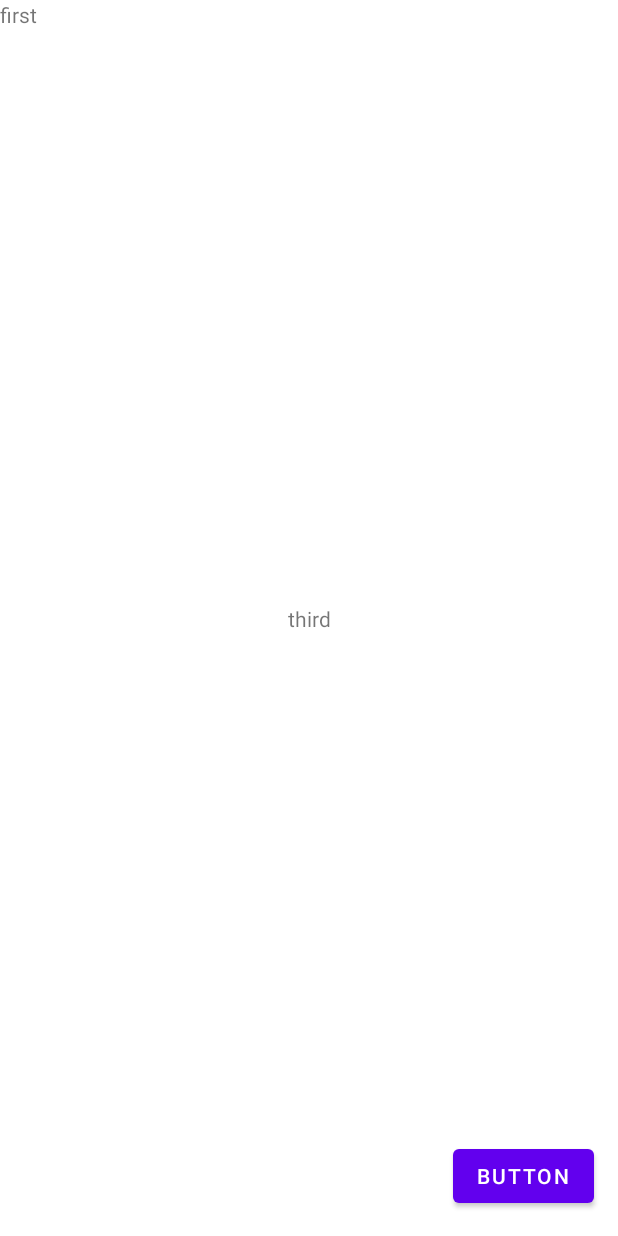
After one commit to kennethjpaul/HushGuard, an Android app: the fragment OnboardThirdFragment placed in its activity, on a phone screen of 412 x 824 dp. The commit adds this screen. Run offline under Robolectric (Android 15) with nearby library versions, the phone set to English and light mode, and no system bars; our stand-ins replace data binding, navigation-ui.

Commit message:
Implemented the pages, logic and navigation for onboarding

```diff
--- a/app/src/main/java/com/kinetx/silentproject/fragments/SplashFragment.kt
+++ b/app/src/main/java/com/kinetx/silentproject/fragments/SplashFragment.kt
@@ -1,5 +1,6 @@
 package com.kinetx.silentproject.fragments
 
+import android.content.SharedPreferences
 import android.os.Bundle
 import android.os.Handler
 import androidx.fragment.app.Fragment
@@ -7,6 +8,7 @@ import android.view.LayoutInflater
 import android.view.View
 import android.view.ViewGroup
 import androidx.navigation.fragment.findNavController
+import androidx.preference.PreferenceManager
 import com.kinetx.silentproject.R
 import kotlinx.coroutines.*
 
@@ -18,9 +20,11 @@ class SplashFragment : Fragment() {
     ): View? {
         // Inflate the layout for this fragment
 
-        val coroutineScope = CoroutineScope(Dispatchers.Main)
 
 
+        val sharedPref : SharedPreferences = PreferenceManager.getDefaultSharedPreferences(context)
+        val onBoardingFinished = sharedPref.getBoolean("onBoardingFinished",false)
+//        val coroutineScope = CoroutineScope(Dispatchers.Main)
 //        coroutineScope.launch(Dispatchers.IO)
 //        {
 //            delay(1000)
@@ -29,7 +33,14 @@ class SplashFragment : Fragment() {
 
         Handler().postDelayed(
             {
-                findNavController().navigate(SplashFragmentDirections.actionSplashFragmentToProfileListFragment())
+                if (onBoardingFinished)
+                {
+                    findNavController().navigate(SplashFragmentDirections.actionSplashFragmentToProfileListFragment())
+                }
+                else
+                {
+                    findNavController().navigate(SplashFragmentDirections.actionSplashFragmentToViewPagerFragment())
+                }
             },1000
         )
 
--- /dev/null
+++ b/app/src/main/java/com/kinetx/silentproject/onboarding/OnboardFirstFragment.kt
@@ -0,0 +1,22 @@
+package com.kinetx.silentproject.onboarding
+
+import android.os.Bundle
+import androidx.fragment.app.Fragment
+import android.view.LayoutInflater
+import android.view.View
+import android.view.ViewGroup
+import com.kinetx.silentproject.R
+
+
+class OnboardFirstFragment : Fragment() {
+
+    override fun onCreateView(
+        inflater: LayoutInflater, container: ViewGroup?,
+        savedInstanceState: Bundle?
+    ): View? {
+        // Inflate the layout for this fragment
+        return inflater.inflate(R.layout.fragment_onboard_first, container, false)
+    }
+
+
+}
--- /dev/null
+++ b/app/src/main/java/com/kinetx/silentproject/onboarding/OnboardSecondFragment.kt
@@ -0,0 +1,21 @@
+package com.kinetx.silentproject.onboarding
+
+import android.os.Bundle
+import androidx.fragment.app.Fragment
+import android.view.LayoutInflater
+import android.view.View
+import android.view.ViewGroup
+import com.kinetx.silentproject.R
+
+
+class OnboardSecondFragment : Fragment() {
+
+    override fun onCreateView(
+        inflater: LayoutInflater, container: ViewGroup?,
+        savedInstanceState: Bundle?
+    ): View? {
+        // Inflate the layout for this fragment
+        return inflater.inflate(R.layout.fragment_onboard_second, container, false)
+    }
+
+}
--- /dev/null
+++ b/app/src/main/java/com/kinetx/silentproject/onboarding/OnboardThirdFragment.kt
@@ -0,0 +1,44 @@
+package com.kinetx.silentproject.onboarding
+
+import android.content.SharedPreferences
+import android.os.Bundle
+import androidx.fragment.app.Fragment
+import android.view.LayoutInflater
+import android.view.View
+import android.view.ViewGroup
+import android.widget.Button
+import androidx.navigation.findNavController
+import androidx.preference.PreferenceManager
+import com.kinetx.silentproject.R
+
+
+class OnboardThirdFragment : Fragment() {
+
+    override fun onCreateView(
+        inflater: LayoutInflater, container: ViewGroup?,
+        savedInstanceState: Bundle?
+    ): View? {
+        // Inflate the layout for this fragment
+        val view = inflater.inflate(R.layout.fragment_onboard_third, container, false)
+
+        val finishButton : Button = view.findViewById(R.id.onboard_third_finish)
+
+        finishButton.setOnClickListener()
+        {
+            onBoardingFinished()
+            view?.findNavController()?.navigate(ViewPagerFragmentDirections.actionViewPagerFragmentToProfileListFragment())
+        }
+
+
+        return view
+    }
+
+    private fun onBoardingFinished() {
+        val sharedPref : SharedPreferences = PreferenceManager.getDefaultSharedPreferences(context)
+        val editor = sharedPref.edit()
+        editor.putBoolean("onBoardingFinished",true)
+        editor.apply()
+
+    }
+
+}
--- /dev/null
+++ b/app/src/main/java/com/kinetx/silentproject/onboarding/ViewPagerAdapter.kt
@@ -0,0 +1,19 @@
+package com.kinetx.silentproject.onboarding
+
+import androidx.fragment.app.Fragment
+import androidx.fragment.app.FragmentManager
+import androidx.lifecycle.Lifecycle
+import androidx.viewpager2.adapter.FragmentStateAdapter
+
+class ViewPagerAdapter(list:ArrayList<Fragment> ,fm:FragmentManager, lifecycle: Lifecycle) : FragmentStateAdapter(fm,lifecycle) {
+
+    val fragmentList = list
+
+    override fun getItemCount(): Int {
+        return fragmentList.size
+    }
+
+    override fun createFragment(position: Int): Fragment {
+        return fragmentList[position]
+    }
+}
--- /dev/null
+++ b/app/src/main/java/com/kinetx/silentproject/onboarding/ViewPagerFragment.kt
@@ -0,0 +1,42 @@
+package com.kinetx.silentproject.onboarding
+
+import android.os.Bundle
+import androidx.fragment.app.Fragment
+import android.view.LayoutInflater
+import android.view.View
+import android.view.ViewGroup
+import androidx.viewpager2.widget.ViewPager2
+import com.kinetx.silentproject.R
+
+
+class ViewPagerFragment : Fragment() {
+
+    override fun onCreateView(
+        inflater: LayoutInflater, container: ViewGroup?,
+        savedInstanceState: Bundle?
+    ): View? {
+        // Inflate the layout for this fragment
+        val view =  inflater.inflate(R.layout.fragment_view_pager, container, false)
+
+        val fragmentList  = arrayListOf<Fragment>(
+            OnboardFirstFragment(),
+            OnboardSecondFragment(),
+            OnboardThirdFragment()
+        )
+
+        val adapter= ViewPagerAdapter(
+            fragmentList,
+            requireActivity().supportFragmentManager,
+            lifecycle
+        )
+
+
+        val viewPager : ViewPager2 = view.findViewById(R.id.viewPager)
+
+        viewPager.adapter = adapter
+
+        return view
+    }
+
+
+}
--- /dev/null
+++ b/app/src/main/res/layout/fragment_onboard_first.xml
@@ -0,0 +1,14 @@
+<?xml version="1.0" encoding="utf-8"?>
+<FrameLayout xmlns:android="http://schemas.android.com/apk/res/android"
+    xmlns:tools="http://schemas.android.com/tools"
+    android:layout_width="match_parent"
+    android:layout_height="match_parent"
+    tools:context=".onboarding.OnboardFirstFragment">
+
+    <!-- TODO: Update blank fragment layout -->
+    <TextView
+        android:layout_width="match_parent"
+        android:layout_height="match_parent"
+        android:text="first" />
+
+</FrameLayout>
--- /dev/null
+++ b/app/src/main/res/layout/fragment_onboard_second.xml
@@ -0,0 +1,14 @@
+<?xml version="1.0" encoding="utf-8"?>
+<FrameLayout xmlns:android="http://schemas.android.com/apk/res/android"
+    xmlns:tools="http://schemas.android.com/tools"
+    android:layout_width="match_parent"
+    android:layout_height="match_parent"
+    tools:context=".onboarding.OnboardSecondFragment">
+
+    <!-- TODO: Update blank fragment layout -->
+    <TextView
+        android:layout_width="match_parent"
+        android:layout_height="match_parent"
+        android:text="second" />
+
+</FrameLayout>
--- /dev/null
+++ b/app/src/main/res/layout/fragment_onboard_third.xml
@@ -0,0 +1,31 @@
+<?xml version="1.0" encoding="utf-8"?>
+<androidx.constraintlayout.widget.ConstraintLayout xmlns:android="http://schemas.android.com/apk/res/android"
+    xmlns:app="http://schemas.android.com/apk/res-auto"
+    xmlns:tools="http://schemas.android.com/tools"
+    android:id="@+id/frameLayout"
+    android:layout_width="match_parent"
+    android:layout_height="match_parent"
+    tools:context=".onboarding.OnboardThirdFragment">
+
+    <!-- TODO: Update blank fragment layout -->
+    <TextView
+        android:id="@+id/textView3"
+        android:layout_width="wrap_content"
+        android:layout_height="wrap_content"
+        android:text="third"
+        app:layout_constraintBottom_toBottomOf="parent"
+        app:layout_constraintEnd_toEndOf="parent"
+        app:layout_constraintStart_toStartOf="parent"
+        app:layout_constraintTop_toTopOf="parent" />
+
+    <Button
+        android:id="@+id/onboard_third_finish"
+        android:layout_width="wrap_content"
+        android:layout_height="wrap_content"
+        android:layout_marginEnd="16dp"
+        android:layout_marginBottom="16dp"
+        android:text="Button"
+        app:layout_constraintBottom_toBottomOf="parent"
+        app:layout_constraintEnd_toEndOf="parent" />
+
+</androidx.constraintlayout.widget.ConstraintLayout>
--- /dev/null
+++ b/app/src/main/res/layout/fragment_view_pager.xml
@@ -0,0 +1,18 @@
+<?xml version="1.0" encoding="utf-8"?>
+<androidx.constraintlayout.widget.ConstraintLayout xmlns:android="http://schemas.android.com/apk/res/android"
+    xmlns:app="http://schemas.android.com/apk/res-auto"
+    xmlns:tools="http://schemas.android.com/tools"
+    android:layout_width="match_parent"
+    android:layout_height="match_parent"
+    tools:context=".onboarding.ViewPagerFragment">
+
+    <androidx.viewpager2.widget.ViewPager2
+        android:id="@+id/viewPager"
+        android:layout_width="match_parent"
+        android:layout_height="match_parent"
+        app:layout_constraintBottom_toBottomOf="parent"
+        app:layout_constraintEnd_toEndOf="parent"
+        app:layout_constraintStart_toStartOf="parent"
+        app:layout_constraintTop_toTopOf="parent" />
+
+</androidx.constraintlayout.widget.ConstraintLayout>
--- a/app/src/main/res/navigation/main_navigation.xml
+++ b/app/src/main/res/navigation/main_navigation.xml
@@ -31,5 +31,21 @@
             app:destination="@id/profileListFragment"
             app:popUpTo="@id/splashFragment"
             app:popUpToInclusive="true" />
+        <action
+            android:id="@+id/action_splashFragment_to_viewPagerFragment"
+            app:destination="@id/viewPagerFragment"
+            app:popUpTo="@id/splashFragment"
+            app:popUpToInclusive="true" />
+    </fragment>
+    <fragment
+        android:id="@+id/viewPagerFragment"
+        android:name="com.kinetx.silentproject.onboarding.ViewPagerFragment"
+        android:label="fragment_view_pager"
+        tools:layout="@layout/fragment_view_pager" >
+        <action
+            android:id="@+id/action_viewPagerFragment_to_profileListFragment"
+            app:destination="@id/profileListFragment"
+            app:popUpTo="@id/viewPagerFragment"
+            app:popUpToInclusive="true" />
     </fragment>
 </navigation>
```
